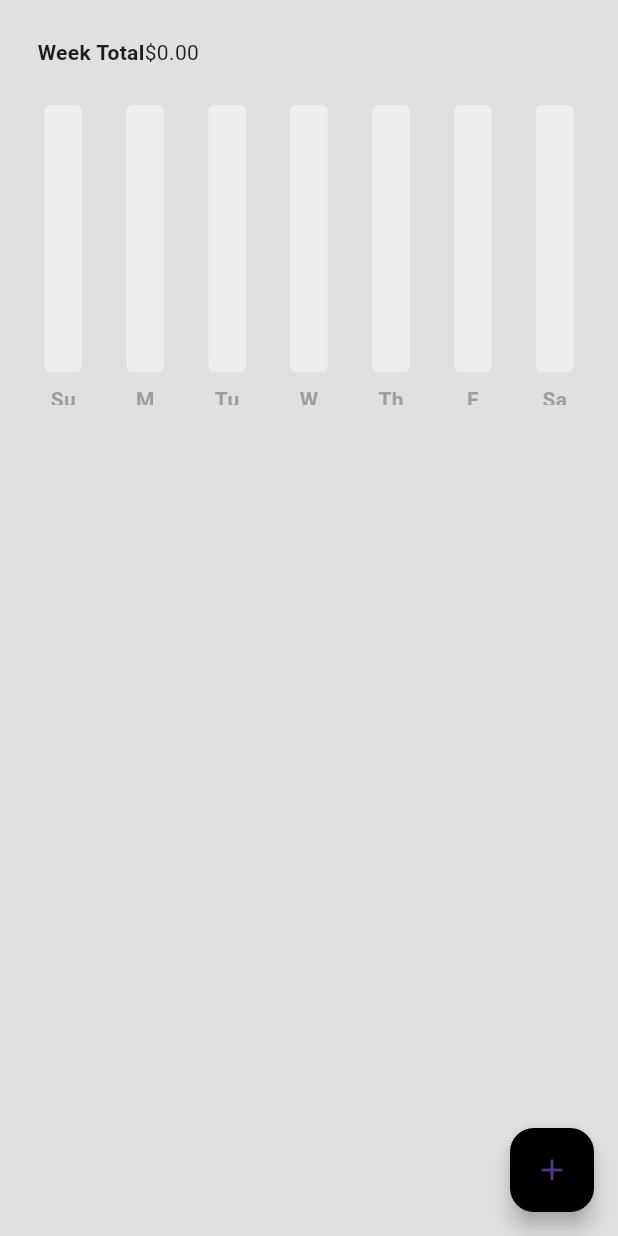
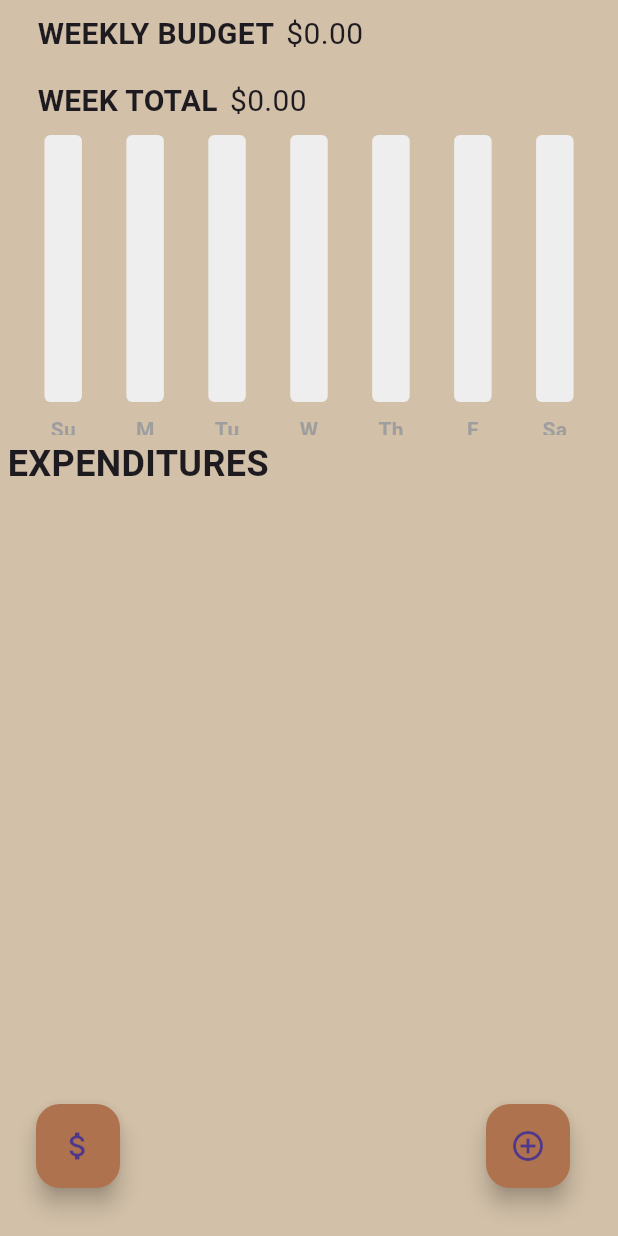
Before and after one commit to jadarkwa/weeklyBudgetBuddy, a Flutter app: the HomePage screen opened directly, on a phone screen of 412 x 824 dp. Run offline on Flutter 3.47's test engine with Material 3 defaults, Android fonts, the phone set to English and light mode, and no system bars; drawn by our look-alikes of fl_chart; our stand-ins replace flutter_slidable, hive, hive_flutter; accounts and stored records are empty.

Commit message:
working changes/styling

```diff
--- a/lib/bar graph/bar_graph.dart
+++ b/lib/bar graph/bar_graph.dart
@@ -60,7 +60,7 @@ class MyBarGraph extends StatelessWidget {
           barRods: [
             BarChartRodData(
               toY: data.y,
-            color: Colors.grey[800],
+            color: Color.fromARGB(255, 114, 62, 30),
             width: 25,
             borderRadius: BorderRadius.circular(4),
             backDrawRodData: BackgroundBarChartRodData(
--- a/lib/components/expense_summary.dart
+++ b/lib/components/expense_summary.dart
@@ -1,4 +1,3 @@
-
 import 'package:flutter/material.dart';
 import 'package:provider/provider.dart';
 import 'package:weeklyfinancetracker/bar%20graph/bar_graph.dart';
@@ -90,18 +89,50 @@ Widget build(BuildContext context) {
 
     return Consumer<ExpenseData>(
     builder: (context, value, child) => Column(
+      crossAxisAlignment: CrossAxisAlignment.start,
       children: [
-        //week total
+        // Weekly Budget
         Padding(
-          padding: const EdgeInsets.all(25.0),
+          padding: const EdgeInsets.symmetric(horizontal: 25.0, vertical: 8.0), // Reduced vertical padding
           child: Row(
             children: [
               const Text(
-              "Week Total",
-              style: TextStyle(fontWeight: FontWeight.bold),
+                "WEEKLY BUDGET",
+                style: TextStyle(
+                  fontWeight: FontWeight.bold,
+                  fontSize: 20.0,
                 ),
+              ),
+              const SizedBox(width: 8.0), // Small space between text and value
               Text(
-                "\$${calculateWeekTotal(value, sunday, monday, tuesday, wednesday, thursday, friday, saturday)}"),
+                "\$${value.weeklyBudget.toStringAsFixed(2)}",
+                style: const TextStyle(
+                  fontSize: 20.0,
+                ),
+              ),
+            ],
+          ),
+        ),
+
+        // Week Total
+        Padding(
+          padding: const EdgeInsets.symmetric(horizontal: 25.0, vertical: 8.0), // Reduced vertical padding
+          child: Row(
+            children: [
+              const Text(
+                "WEEK TOTAL",
+                style: TextStyle(
+                  fontWeight: FontWeight.bold,
+                  fontSize: 20.0,
+                ),
+              ),
+              const SizedBox(width: 8.0), // Small space between text and value
+              Text(
+                "\$${calculateWeekTotal(value, sunday, monday, tuesday, wednesday, thursday, friday, saturday)}",
+                style: const TextStyle(
+                  fontSize: 20.0, // Set the desired font size
+                ),
+              ),
             ],
           ),
         ),
@@ -119,6 +150,20 @@ Widget build(BuildContext context) {
             satAmount: value.calculateDailyExpenseSummary()[saturday] ?? 0,
           ),
         ),
+
+          // Expenditures Heading
+          const Padding(
+            padding: EdgeInsets.symmetric(horizontal: 5.0, vertical: 2.0), // Add padding around heading
+            child: Text(
+              "EXPENDITURES",
+              style: TextStyle(
+                fontWeight: FontWeight.bold,
+                fontSize: 24.0, // Larger font size for heading
+              ),
+            ),
+          ),
+
+
       ],
     ),
   );
--- a/lib/components/expense_tile.dart
+++ b/lib/components/expense_tile.dart
@@ -34,7 +34,7 @@ class ExpenseTile extends StatelessWidget {
     child:ListTile(
       title: Text(name),
       subtitle: Text(
-        '${dateTime.day} / ${dateTime.month} / ${dateTime.year}',
+        '${dateTime.month} / ${dateTime.day} / ${dateTime.year}',
       ),
       trailing: Text('\$' + amount),
       ),
--- a/lib/data/expense_data.dart
+++ b/lib/data/expense_data.dart
@@ -4,8 +4,8 @@ import 'package:weeklyfinancetracker/datetime/date_time_helper.dart';
 import 'package:weeklyfinancetracker/models/expense_item.dart';
 
 class ExpenseData extends ChangeNotifier{
-
 List<ExpenseItem> overallExpenseList = [];
+double _weeklyBudget = 0.0;
 
 
 
@@ -14,25 +14,39 @@ List<ExpenseItem> getAllExpenseList(){
 }
 
 final db = HiveDataBase();
-void prepareData(){
-// if there exists data, get it
-if (db.readData().isNotEmpty){
-  overallExpenseList = db.readData();
- }
-}
+
+  void prepareData() {
+    if (db.readData().isNotEmpty) {
+      overallExpenseList = db.readData();
+    }
+    _weeklyBudget = db.readWeeklyBudget();
+  }
 
 
+  void setWeeklyBudget(double budget) {
+    _weeklyBudget = budget;
+    notifyListeners();
+    db.saveData(overallExpenseList, _weeklyBudget); // Save budget to database if needed
+  }
+
+  double get weeklyBudget => _weeklyBudget;
+
 void addNewExpense(ExpenseItem newExpense){
+  _weeklyBudget -= double.parse(newExpense.amount);
   overallExpenseList.add(newExpense);
   notifyListeners();
-  db.saveData(overallExpenseList);
+  db.saveData(overallExpenseList, _weeklyBudget);
 }
 
 void deleteExpense(ExpenseItem expense){
   overallExpenseList.remove(expense);
   notifyListeners();
-  db.saveData(overallExpenseList);
+  db.saveData(overallExpenseList, _weeklyBudget);
 }
+
+
+
+
 
 String getDayName(DateTime dateTime) {
   switch (dateTime.weekday) {
--- a/lib/data/hive_database.dart
+++ b/lib/data/hive_database.dart
@@ -1,17 +1,13 @@
-
 import 'package:hive/hive.dart';
 import 'package:weeklyfinancetracker/models/expense_item.dart';
 
-class HiveDataBase{
+class HiveDataBase {
   final _myBox = Hive.box("expense_database2");
 
-  void saveData(List<ExpenseItem> allExpense){
-
-
+  void saveData(List<ExpenseItem> allExpense, double weeklyBudget) {
     List<List<dynamic>> allExpensesFormatted = [];
 
-      for(var expense in allExpense){
-
+    for (var expense in allExpense) {
       List<dynamic> expenseFormatted = [
         expense.name,
         expense.amount,
@@ -19,19 +15,17 @@ class HiveDataBase{
       ];
 
       allExpensesFormatted.add(expenseFormatted);
-
     }
 
     _myBox.put("ALL_EXPENSES", allExpensesFormatted);
-
+    _myBox.put("WEEKLY_BUDGET", weeklyBudget);
   }
 
-  List<ExpenseItem>readData(){
-
-    List savedExpenses = _myBox.get ("ALL_EXPENSES") ?? [];
+  List<ExpenseItem> readData() {
+    List savedExpenses = _myBox.get("ALL_EXPENSES") ?? [];
     List<ExpenseItem> allExpenses = [];
 
-    for(int i = 0; i < savedExpenses.length; i++) {
+    for (int i = 0; i < savedExpenses.length; i++) {
       // collect individual expense data
       String name = savedExpenses[i][0];
       String amount = savedExpenses[i][1];
@@ -45,12 +39,13 @@ class HiveDataBase{
       );
 
       // add expense to overall list of expenses
-    allExpenses.add(expense) ;
+      allExpenses.add(expense);
     }
 
     return allExpenses;
-
   }
 
-
+  double readWeeklyBudget() {
+    return _myBox.get("WEEKLY_BUDGET", defaultValue: 0.0);
   }
+}
--- a/lib/datetime/date_time_helper.dart
+++ b/lib/datetime/date_time_helper.dart
@@ -16,9 +16,9 @@ String convertDateTimeToString(DateTime dateTime) {
     }
 
     // final format -> yyyymmdd
-    String yyyymmdd = year + month + day;
+    String mmddyyyy =  month + day + year;
 
-    return yyyymmdd;
+    return mmddyyyy;
 }
 
 /*
--- a/lib/main.dart
+++ b/lib/main.dart
@@ -3,6 +3,7 @@ import 'package:hive_flutter/hive_flutter.dart';
 import 'package:provider/provider.dart';
 import 'package:weeklyfinancetracker/data/expense_data.dart';
 import 'package:weeklyfinancetracker/pages/home_page.dart';
+import 'package:weeklyfinancetracker/pages/start_page.dart';
 
 
 
@@ -23,9 +24,9 @@ class MyApp extends StatelessWidget {
   Widget build(BuildContext context) {
     return ChangeNotifierProvider(
       create:(context) => ExpenseData(),
-      builder: (context, child) => const MaterialApp(
+      builder: (context, child) => MaterialApp(
         debugShowCheckedModeBanner: false,
-        home: HomePage(),
+        home: StartPage(),
         ),
       );
     }
--- a/lib/pages/home_page.dart
+++ b/lib/pages/home_page.dart
@@ -92,6 +92,52 @@ class _HomePageState extends State<HomePage> {
   );
 }
 
+void addWeeklyBudget() {
+  showDialog(
+    context: context,
+    builder: (context) {
+      final budgetController = TextEditingController(); // Controller for the budget input
+      return AlertDialog(
+        title: const Text('Set Weekly Budget'),
+        content: Column(
+          mainAxisSize: MainAxisSize.min,
+          children: [
+            TextField(
+              controller: budgetController,
+              keyboardType: TextInputType.number,
+              decoration: const InputDecoration(
+                hintText: "Enter your weekly budget",
+              ),
+            ),
+          ],
+        ),
+        actions: [
+          MaterialButton(
+            onPressed: () {
+              if (budgetController.text.isNotEmpty) {
+                double budget = double.parse(budgetController.text);
+                Provider.of<ExpenseData>(context, listen: false).setWeeklyBudget(budget);
+                Navigator.pop(context);
+              }
+            },
+            child: const Text('Save'),
+          ),
+          MaterialButton(
+            onPressed: () => Navigator.pop(context),
+            child: const Text('Cancel'),
+          ),
+        ],
+      );
+    },
+  );
+}
+
+
+
+
+
+
+
 void deleteExpense(ExpenseItem expense){
   Provider.of<ExpenseData>(context, listen: false).deleteExpense(expense);
 }
@@ -139,18 +185,11 @@ void cancel() {
 Widget build(BuildContext context) {
   return Consumer<ExpenseData>(
     builder: (context, value, child) => Scaffold(
-      backgroundColor: Colors.grey[300],
-      floatingActionButton: FloatingActionButton(
-        onPressed: addNewExpense,
-        backgroundColor:Colors.black,
-        child: const Icon(Icons.add),
-      ),
-      body: ListView(children: [
+      backgroundColor: Color.fromARGB(255, 210, 192, 168),
+      body: ListView(
+        children: [
           ExpenseSummary(startOfWeek: value.startOfWeekDate()),
-
-       const SizedBox(height:20),
-
-
+          const SizedBox(height: 20),
           ListView.builder(
             shrinkWrap: true,
             physics: const NeverScrollableScrollPhysics(),
@@ -159,12 +198,34 @@ Widget build(BuildContext context) {
               name: value.getAllExpenseList()[index].name,
               amount: value.getAllExpenseList()[index].amount,
               dateTime: value.getAllExpenseList()[index].dateTime,
-          deleteTapped: (p0) =>
-          deleteExpense(value.getAllExpenseList()[index]),
+              deleteTapped: (p0) => deleteExpense(value.getAllExpenseList()[index]),
             ),
-      ), // ListView.builder
-     ]), // Scaffold
           ),
-   ); // Consumer
+        ],
+      ),
+floatingActionButton: Stack(
+        children: [
+          Positioned(
+            bottom: 16.0, // Adjust as needed
+            left: 40.0, // Adjust as needed
+            child: FloatingActionButton(
+              onPressed: addWeeklyBudget,
+              backgroundColor: Color.fromARGB(255, 175, 114, 78),
+              child: const Icon(Icons.attach_money),
+            ),
+          ),
+          Positioned(
+            bottom: 16.0, // Same as above for alignment
+            right: 16.0, // Adjust as needed
+            child: FloatingActionButton(
+              onPressed: addNewExpense,
+              backgroundColor: Color.fromARGB(255, 175, 114, 78),
+              child: const Icon(Icons.add_circle_outline),
+            ),
+          ),
+        ],
+      ),
+    ),
+  );
   }
 }
```
Also changed, not shown: lib/pages/start_page.dart (added, +63 -0 lines), pubspec.yaml (+5 -8 lines), lib/images/logo.png (added). Lines whose indentation alone changed are shown as unchanged.
